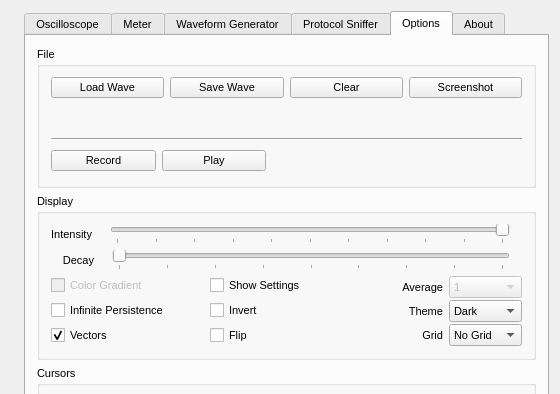
The window that xprotolabinterface.ui (ganzziani/xscopes-qt) describes before a commit, drawn with Qt 5; both pictures show x 448 to 1008 and y 0 to 394 of the 1008 by 850 pixel window.
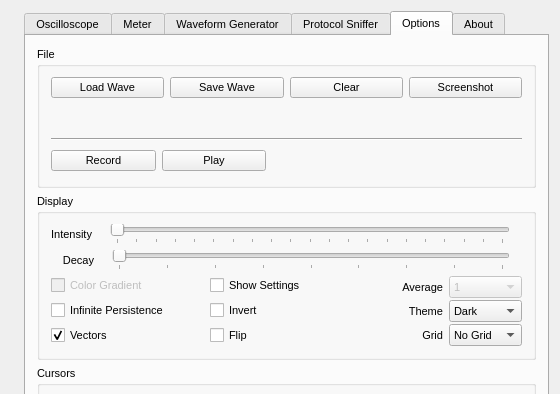
The same window after the commit. The open tabs and pages were chosen to show the change. Icons and pictures are not drawn. Custom widgets are drawn as their Qt base class.

The edit to the form file:
```diff
--- a/xprotolabinterface.ui
+++ b/xprotolabinterface.ui
@@ -4549,7 +4549,7 @@
                      <number>0</number>
                     </property>
                     <property name="maximum">
-                     <number>10</number>
+                     <number>20</number>
                     </property>
                     <property name="singleStep">
                      <number>1</number>
@@ -4564,7 +4564,7 @@
                      <enum>Qt::Orientation::Horizontal</enum>
                     </property>
                     <property name="invertedAppearance">
-                     <bool>true</bool>
+                     <bool>false</bool>
                     </property>
                     <property name="invertedControls">
                      <bool>true</bool>
```
Left out of the diff: 2 changed lines with no effect on the pictures.
